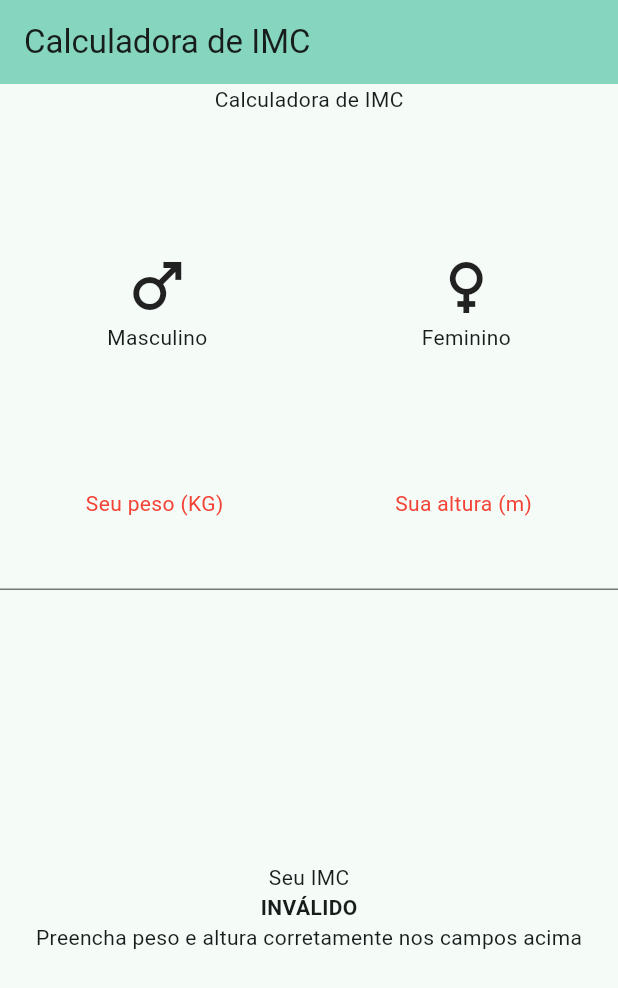
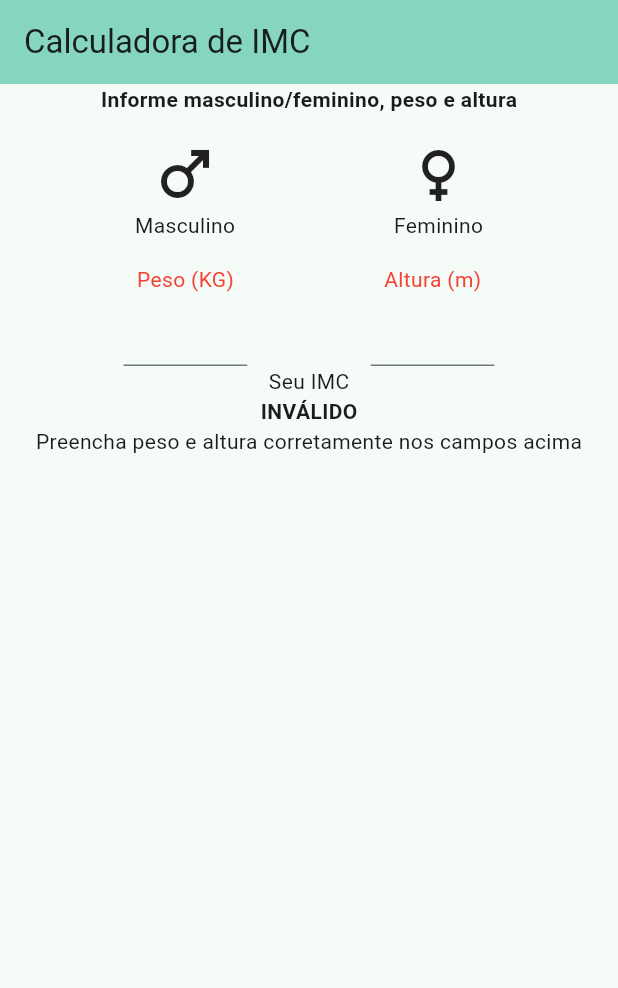
Before and after one commit to gcostaulbrabr/flutter-imc, a Flutter app: the screen it shows after launch, on a phone screen of 412 x 824 dp. Shown: the top 988 px of the screen. Run offline on Flutter 3.47's test engine with Material 3 defaults, Android fonts, the phone set to English and light mode, and no system bars.

Commit message:
Alterações no layout do form
- Refatora layout, extraindo formulário e resultados para widgets separadas
- Adiciona espaçamento horizontal entre os campos do form

```diff
--- a/lib/main.dart
+++ b/lib/main.dart
@@ -77,39 +77,38 @@
     );
   }
 
-  @override
-  Widget build(BuildContext context) {
-    return Scaffold(
-      appBar: AppBar(
-        backgroundColor: Theme.of(context).colorScheme.inversePrimary,
-        title: Text(widget.title),
-      ),
-      body: Center(
+  Widget imcForm() {
+    return Form(
+      child: Expanded(
         child: Column(
-          mainAxisAlignment: MainAxisAlignment.center,
-          children: <Widget>[
+          children: [
             const Text(
-              'Calculadora de IMC',
+              'Informe masculino/feminino, peso e altura',
+              style: TextStyle(fontWeight: FontWeight.bold),
             ),
             Expanded(
               child: Row(
                 mainAxisAlignment: MainAxisAlignment.spaceAround,
                 children: [
+                  const Spacer(),
                   iconeSelecionavel(0, text: "Masculino", icon: Icons.male),
+                  const Spacer(),
                   iconeSelecionavel(1, text: "Feminino", icon: Icons.female),
-                ],
-              ),
+                  const Spacer(),
+                ]
+              )
             ),
             Expanded(
               child: Row(
                 mainAxisAlignment: MainAxisAlignment.spaceAround,
                 children: [
+                  const Spacer(),
                   Expanded(
                     child: Column(
                       mainAxisSize: MainAxisSize.min,
                       children: [
                         Text(
-                          'Seu peso (KG)',
+                          'Peso (KG)',
                           style: TextStyle(color: _pesoInvalido ? Colors.red : null),
                         ),
                         Expanded(
@@ -125,18 +124,19 @@
                                   calcularImc();
                                 }
                               }
-                            ),
                             )
                           )
-                      ],
+                        )
+                      ]
                     )
                   ),
+                  const Spacer(),
                   Expanded(
                     child: Column(
                       mainAxisSize: MainAxisSize.min,
                       children: [
                         Text(
-                          'Sua altura (m)',
+                          'Altura (m)',
                           style: TextStyle(color: _alturaInvalida ? Colors.red : null),
                         ),
                         Expanded(
@@ -152,28 +152,51 @@
                                   calcularImc();
                                 }
                               }
-                            ),
                             )
                           )
-                      ],
-                    ),
                         )
-                ],
+                      ]
                     )
                   ),
-            Expanded(
+                  const Spacer()
+                ]
+              )
+            )
+          ]
+        )
+      )
+    );
+  }
+
+  Widget imcResult() {
+    return Expanded(
       child: Column(
         mainAxisSize: MainAxisSize.min,
         children: [
           const Text('Seu IMC'),
           Text(_pesoInvalido || _alturaInvalida ? "INVÁLIDO" : _imc.toStringAsFixed(2), style: const TextStyle(fontWeight: FontWeight.bold)),
           Text(_pesoInvalido || _alturaInvalida ? "Preencha peso e altura corretamente nos campos acima" : _imcCategoria)
-                ],
+        ]
+      )
+    );
+  }
+
+  @override
+  Widget build(BuildContext context) {
+    return Scaffold(
+      appBar: AppBar(
+        backgroundColor: Theme.of(context).colorScheme.inversePrimary,
+        title: Text(widget.title),
+      ),
+      body: Center(
+        child: Column(
+          mainAxisAlignment: MainAxisAlignment.center,
+          children: <Widget>[
+            imcForm(),
+            imcResult()
+          ]
         )
       )
-          ],
-        ),
-      ), // This trailing comma makes auto-formatting nicer for build methods.
     );
   }
 
```
Lines whose indentation alone changed are shown as unchanged.
